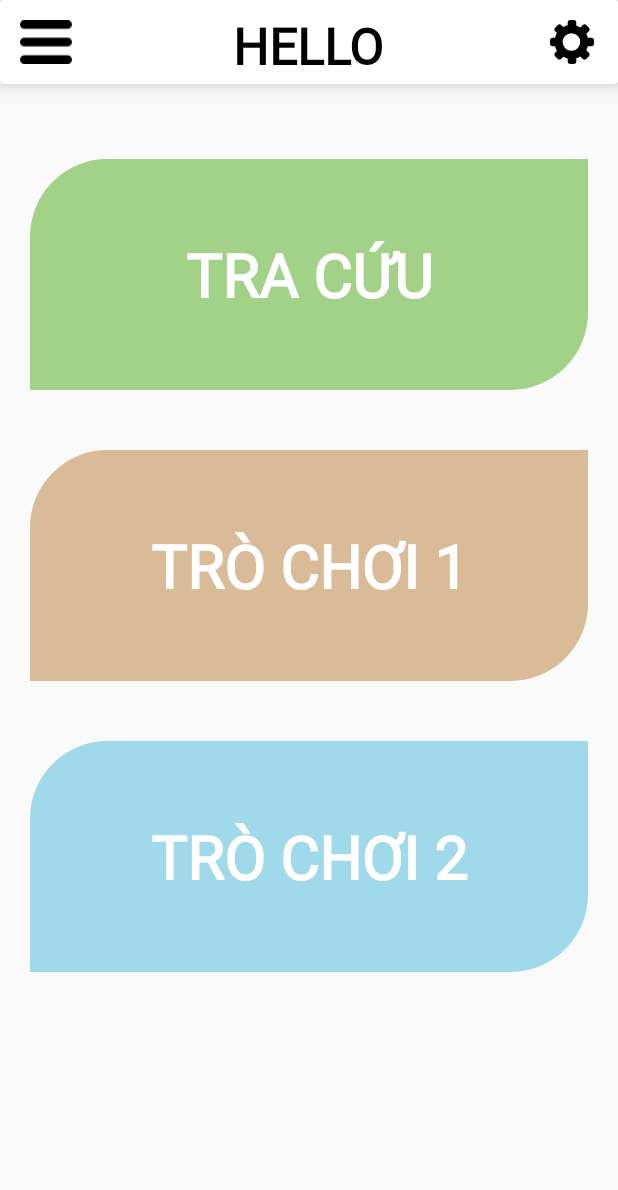
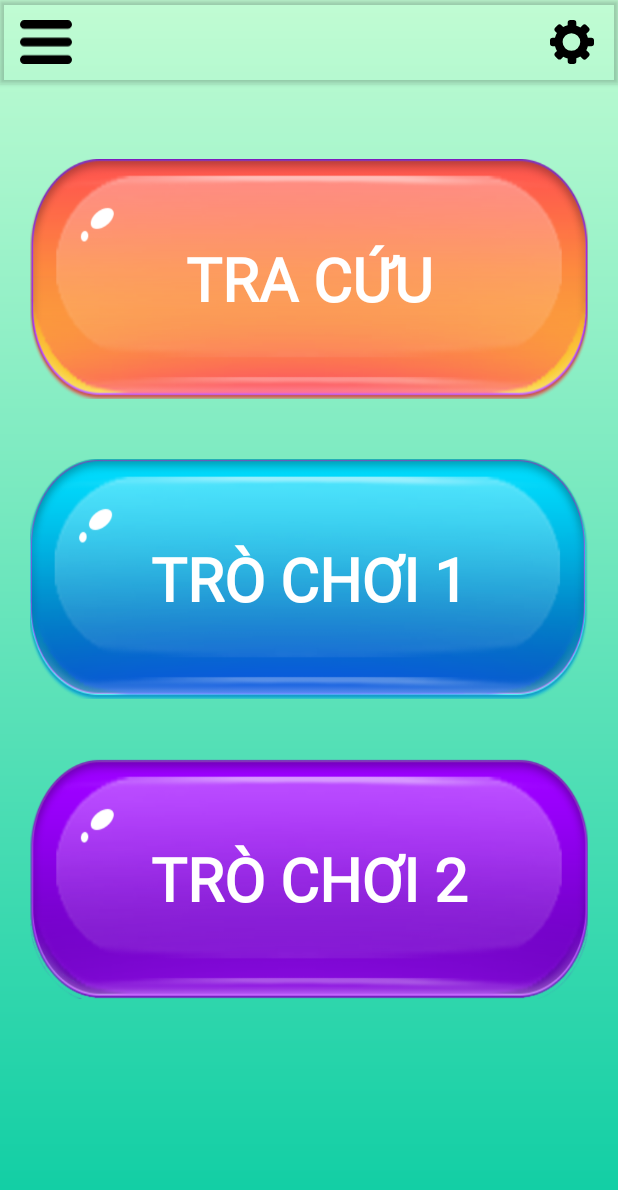
Before and after one commit to thquan105/androidstudio_iosteam, an Android app: the HomeActivity screen opened directly, with no data from a screen before it, on a phone screen of 412 x 824 dp. Shown: the top 1190 px of the screen. Run offline under Robolectric (Android 15) with nearby library versions, the phone set to English and light mode, and no system bars.

Commit message:
design UI

```diff
--- a/app/src/main/res/layout/activity_home.xml
+++ b/app/src/main/res/layout/activity_home.xml
@@ -23,17 +23,18 @@
     <RelativeLayout
         android:id="@+id/content"
         android:layout_width="match_parent"
-        android:layout_height="wrap_content">
-
+        android:layout_height="wrap_content"
+        android:background="@drawable/backgroundmain">
         <androidx.cardview.widget.CardView
             android:id="@+id/bar"
             android:layout_width="match_parent"
-            app:cardElevation="10dp"
-            android:layout_height="?attr/actionBarSize">
+            android:layout_height="?attr/actionBarSize"
+            app:cardBackgroundColor="@android:color/transparent">
+
             <RelativeLayout
                 android:layout_width="match_parent"
-                android:padding="8dp"
-                android:layout_height="match_parent">
+                android:layout_height="match_parent"
+                android:padding="8dp">
 
                 <ImageView
                     android:id="@+id/btn_menu"
@@ -43,28 +44,15 @@
                     android:padding="5dp"
                     android:src="@drawable/ic_menu" />
 
-                <TextView
-                    android:layout_width="wrap_content"
-                    android:layout_height="wrap_content"
-                    android:layout_marginStart="5sp"
-                    android:fontFamily="@font/misans"
-                    android:layout_centerHorizontal="true"
-                    android:text="HELLO"
-                    android:textStyle="bold"
-                    android:textColor="#000000"
-                    android:textSize="33sp" />
 
                 <ImageView
+                    android:id="@+id/btn_settings"
                     android:layout_width="45dp"
                     android:layout_height="45dp"
                     android:layout_alignParentEnd="true"
                     android:padding="5dp"
                     android:src="@drawable/ic_settings" />
-                <View
-                    android:layout_width="match_parent"
-                    android:layout_alignParentBottom="true"
-                    android:layout_height="1dp"
-                    android:background="@color/white"/>
+
             </RelativeLayout>
         </androidx.cardview.widget.CardView>
 
@@ -72,20 +60,18 @@
             android:layout_width="match_parent"
             android:layout_height="match_parent"
             android:layout_below="@+id/bar"
-            android:layout_marginTop="30dp"
+            android:paddingTop="30dp"
             android:orientation="vertical">
 
             <TextView
                 android:id="@+id/btn_translation"
                 android:layout_width="match_parent"
-                android:layout_height="wrap_content"
+                android:layout_height="160dp"
                 android:layout_margin="20dp"
                 android:adjustViewBounds="true"
-                android:background="@drawable/boder_button"
-                android:backgroundTint="#A2D188"
+                android:background="@drawable/btn_cam"
                 android:fontFamily="@font/roboto"
                 android:gravity="center"
-                android:padding="50dp"
                 android:scaleType="fitCenter"
                 android:text="TRA CỨU"
                 android:textColor="@color/white"
@@ -95,14 +81,12 @@
             <TextView
                 android:id="@+id/btn_Cate_Game_1"
                 android:layout_width="match_parent"
-                android:layout_height="wrap_content"
+                android:layout_height="160dp"
                 android:layout_margin="20dp"
                 android:adjustViewBounds="true"
-                android:background="@drawable/boder_button"
-                android:backgroundTint="#D9BB97"
+                android:background="@drawable/btn_xanh"
                 android:fontFamily="@font/roboto"
                 android:gravity="center"
-                android:padding="50dp"
                 android:scaleType="fitCenter"
                 android:text="TRÒ CHƠI 1"
                 android:textColor="@color/white"
@@ -112,14 +96,12 @@
             <TextView
                 android:id="@+id/btn_Cate_Game_2"
                 android:layout_width="match_parent"
-                android:layout_height="wrap_content"
+                android:layout_height="160dp"
                 android:layout_margin="20dp"
                 android:adjustViewBounds="true"
-                android:background="@drawable/boder_button"
-                android:backgroundTint="#A0DAEA"
+                android:background="@drawable/btn_tim"
                 android:fontFamily="@font/roboto"
                 android:gravity="center"
-                android:padding="50dp"
                 android:scaleType="fitCenter"
                 android:text="TRÒ CHƠI 2"
                 android:textColor="@color/white"
```
